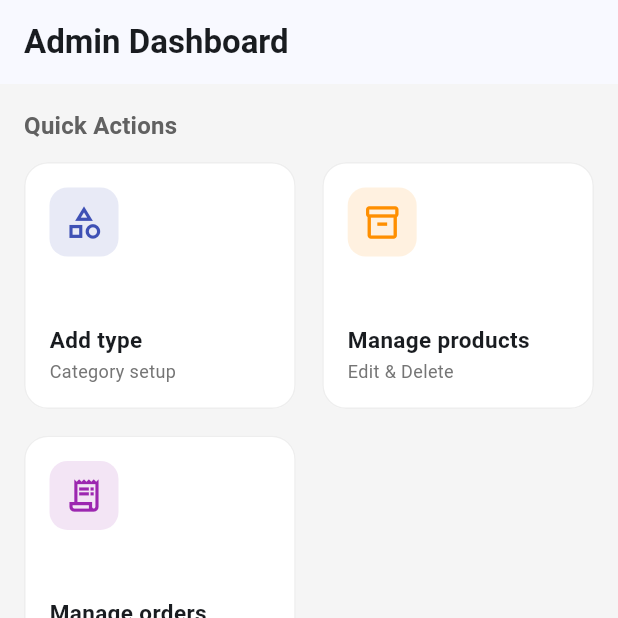
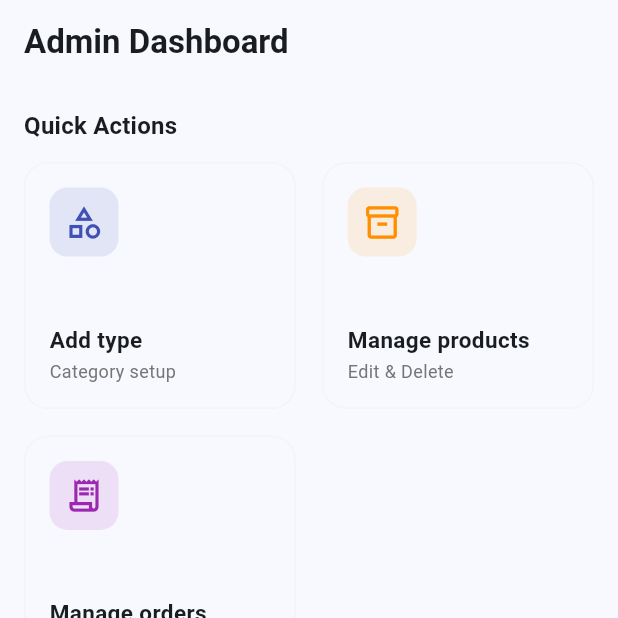
Before and after one commit to Nanaika/qde_bahor, a Flutter app: the HomePageAdmin screen opened by its route, on a phone screen of 412 x 824 dp, the top half of it. Run offline on Flutter 3.47's test engine with Material 3 defaults, Android fonts, the phone set to English and light mode, and no system bars; our stand-ins replace cloud_firestore, connectivity_plus, dio, easy_localization, equatable, file_picker and 10 more; missing offline and left inert: dart:js_interop; accounts and stored records are empty; generated files the repository leaves out were written again; network calls fail.

Commit message:
fix theme

```diff
--- a/lib/features/admin/presentation/home_page_admin.dart
+++ b/lib/features/admin/presentation/home_page_admin.dart
@@ -8,9 +8,10 @@ class HomePageAdmin extends StatelessWidget {
   @override
   Widget build(BuildContext context) {
     final theme = Theme.of(context);
+    final isDark = theme.brightness == Brightness.dark;
 
     return Scaffold(
-      backgroundColor: Colors.grey.shade100,
+      // backgroundColor: Colors.grey.shade100,
       appBar: AppBar(
         title: const Text(
           'Admin Dashboard',
@@ -29,7 +30,7 @@ class HomePageAdmin extends StatelessWidget {
                 'Quick Actions',
                 style: theme.textTheme.titleMedium?.copyWith(
                   fontWeight: FontWeight.bold,
-                  color: Colors.grey.shade700,
+                  // color: Colors.grey.shade700,
                 ),
               ),
               const SizedBox(height: 12),
@@ -52,21 +53,21 @@ class HomePageAdmin extends StatelessWidget {
                     title: 'Add type',
                     subtitle: 'Category setup',
                     icon: Icons.category_outlined,
-                    color: Colors.indigo,
+                    color: isDark ? Colors.indigo.shade300 : Colors.indigo,
                     onTap: () => context.push('/add_product_type'),
                   ),
                   _AdminMenuCard(
                     title: 'Manage products',
                     subtitle: 'Edit & Delete',
                     icon: Icons.inventory_2_outlined,
-                    color: Colors.amber.shade800,
+                    color: isDark ? Colors.amber.shade400 : Colors.amber.shade800,
                     onTap: () => context.push('/manage_products'),
                   ),
                   _AdminMenuCard(
                     title: 'Manage orders',
                     subtitle: 'Track status',
                     icon: Icons.receipt_long_outlined,
-                    color: Colors.purple,
+                    color: isDark ? Colors.purple.shade300 : Colors.purple,
                     onTap: () => context.push('/manage_orders'),
                   ),
                 ],
@@ -97,7 +98,7 @@ class _AdminMenuCard extends StatelessWidget {
   @override
   Widget build(BuildContext context) {
     return Material(
-      color: Colors.white,
+      // color: Colors.white,
       borderRadius: BorderRadius.circular(16),
       child: InkWell(
         onTap: onTap,
@@ -106,7 +107,7 @@ class _AdminMenuCard extends StatelessWidget {
           padding: const EdgeInsets.all(16),
           decoration: BoxDecoration(
             borderRadius: BorderRadius.circular(16),
-            border: Border.all(color: Colors.grey.shade200),
+            border: Border.all(color: Colors.grey.shade200.withValues(alpha: 0.5)),
           ),
           child: Column(
             crossAxisAlignment: CrossAxisAlignment.start,
@@ -115,7 +116,7 @@ class _AdminMenuCard extends StatelessWidget {
               Container(
                 padding: const EdgeInsets.all(10),
                 decoration: BoxDecoration(
-                  color: color.withOpacity(0.12),
+                  color: color.withValues(alpha: 0.12),
                   borderRadius: BorderRadius.circular(12),
                 ),
                 child: Icon(
```
Also changed, not shown: lib/features/admin/presentation/add_product_page.dart (+5 -5 lines), lib/features/admin/presentation/manage_products_page.dart (+5 -3 lines), lib/features/client/presentation/profile_page.dart (+12 -0 lines).
